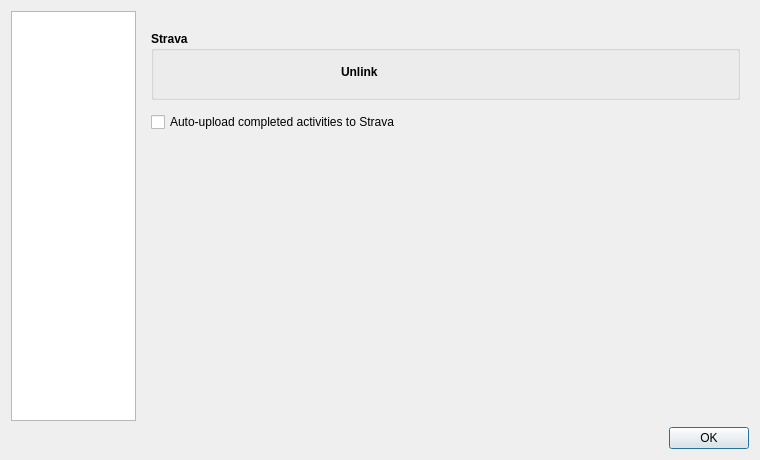
This is src/ui/dialogmainwindowconfig.ui in MaximumTrainer/MaximumTrainer_Redux as Qt 5 draws it before an edit. The edited form follows.
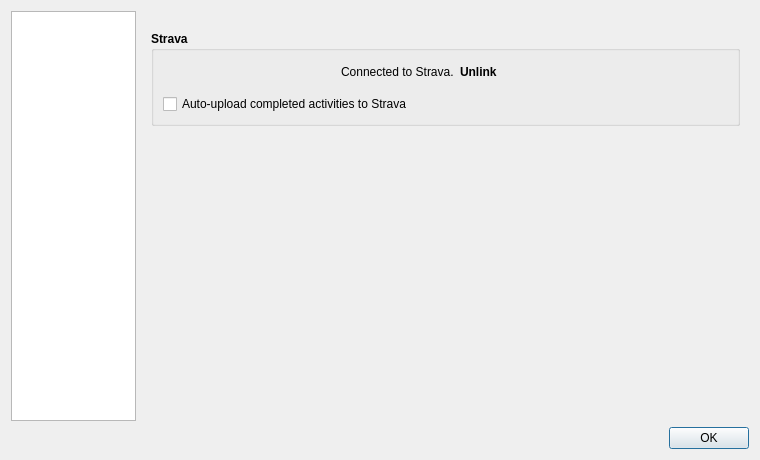
This is the edited form. The open tabs and pages were chosen to show the change. Custom widgets are drawn as their Qt base class.

Commit message: fix(ui): non-blocking About, clearer signed-out Intervals.icu, Strava unlink

Diff of the .ui file:
```diff
--- a/src/ui/dialogmainwindowconfig.ui
+++ b/src/ui/dialogmainwindowconfig.ui
@@ -274,7 +274,7 @@
          <property name="title">
           <string>Strava</string>
          </property>
-         <layout class="QHBoxLayout" name="horizontalLayout_5">
+         <layout class="QVBoxLayout" name="verticalLayout_strava">
           <property name="topMargin">
            <number>5</number>
           </property>
@@ -282,6 +282,8 @@
            <number>9</number>
           </property>
           <item>
+           <layout class="QHBoxLayout" name="horizontalLayout_5">
+            <item>
            <widget class="FaderLabel" name="label_connectStrava">
             <property name="minimumSize">
              <size>
@@ -294,6 +296,19 @@
             </property>
            </widget>
           </item>
+            <item>
+             <widget class="QLabel" name="label_stravaConnected">
+              <property name="font">
+               <font>
+                <weight>50</weight>
+                <bold>false</bold>
+               </font>
+              </property>
+              <property name="text">
+               <string>Connected to Strava.</string>
+              </property>
+             </widget>
+            </item>
           <item>
            <widget class="FaderLabel" name="label_stravaUnlink">
             <property name="text">
@@ -318,15 +333,23 @@
            </spacer>
           </item>
          </layout>
-        </widget>
        </item>
        <item>
         <widget class="QCheckBox" name="checkBox_stravaAutoUpload">
+            <property name="font">
+             <font>
+              <weight>50</weight>
+              <bold>false</bold>
+             </font>
+            </property>
          <property name="text">
           <string>Auto-upload completed activities to Strava</string>
          </property>
         </widget>
        </item>
+         </layout>
+        </widget>
+       </item>
        <item>
         <spacer name="verticalSpacer_3">
          <property name="orientation">
@@ -365,6 +388,22 @@
           <property name="bottomMargin">
            <number>10</number>
           </property>
+          <item row="1" column="0" colspan="2">
+           <widget class="QLabel" name="label_intervalsSignIn">
+            <property name="font">
+             <font>
+              <weight>50</weight>
+              <bold>false</bold>
+             </font>
+            </property>
+            <property name="wordWrap">
+             <bool>true</bool>
+            </property>
+            <property name="styleSheet">
+             <string notr="true">color: #888; font-style: italic;</string>
+            </property>
+           </widget>
+          </item>
           <item row="0" column="0" colspan="2">
            <widget class="QCheckBox" name="checkBox_intervalsAutoUpload">
             <property name="text">
```
Lines whose indentation alone changed are shown as unchanged. The commit also changes 11 other files.
